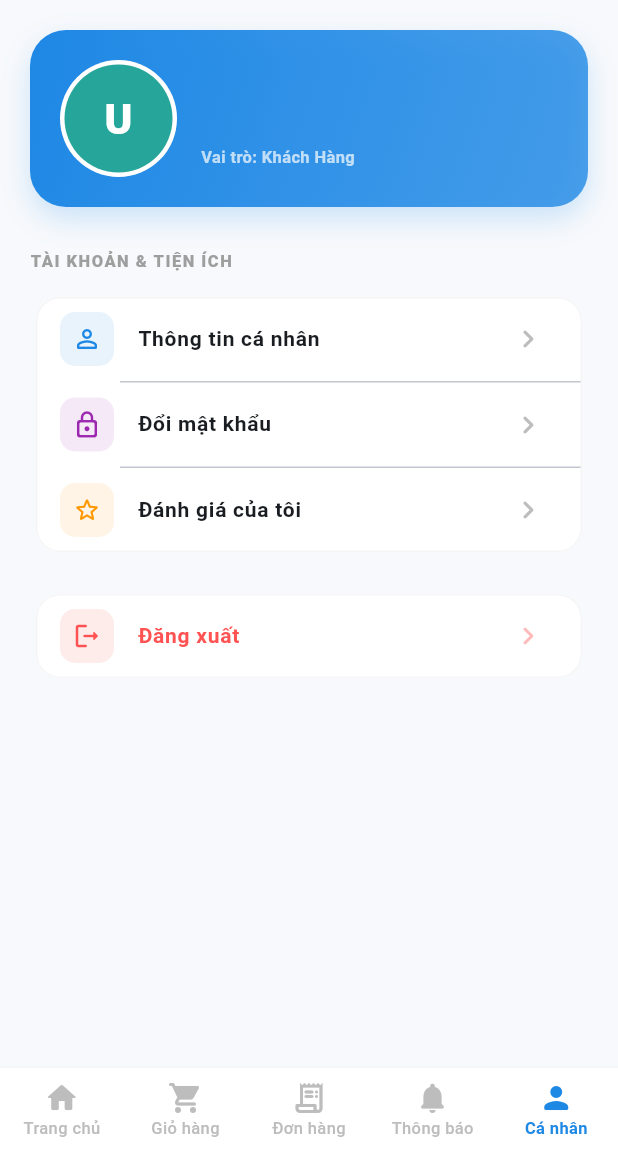
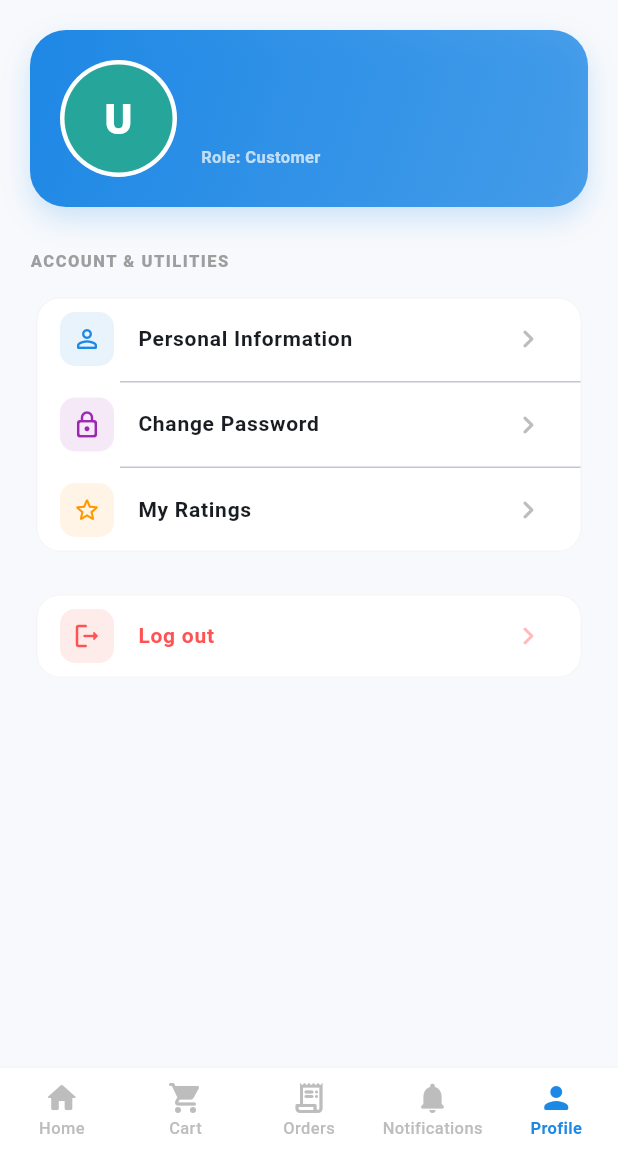
Before and after one commit to Lamprro/Sapo_Clone, a Flutter app: the CustomerShell screen opened directly, item 5 of the bottom bar chosen, on a phone screen of 412 x 824 dp, the part 84-1236 px from its top. Run offline on Flutter 3.47's test engine with Material 3 defaults, Android fonts, the phone set to English and light mode, and no system bars; our stand-ins replace dio; missing offline and left inert: mobile_scanner, stomp_dart_client; accounts and stored records are empty; network calls fail.

Commit message:
fix (): notification

```diff
--- a/lib/Ui/Screens/customer/customer_home_screen.dart
+++ b/lib/Ui/Screens/customer/customer_home_screen.dart
@@ -127,7 +127,7 @@ class _CustomerHomeScreenState extends State<CustomerHomeScreen> {
                     controller: _searchCtrl,
                     style: const TextStyle(fontSize: 14, fontWeight: FontWeight.w500),
                     decoration: InputDecoration(
-                      hintText: 'Tìm kiếm sản phẩm...',
+                      hintText: 'Search products...',
                       hintStyle: TextStyle(color: Colors.grey[400]),
                       prefixIcon: Icon(Icons.search_rounded, color: theme.colorScheme.primary),
                       border: InputBorder.none,
--- a/lib/Ui/Screens/customer/customer_shell.dart
+++ b/lib/Ui/Screens/customer/customer_shell.dart
@@ -51,19 +51,19 @@ class CustomerShellState extends State<CustomerShell> {
           final shouldExit = await showDialog<bool>(
             context: context,
             builder: (context) => AlertDialog(
-              title: const Text('Thoát ứng dụng'),
-              content: const Text('Bạn có chắc chắn muốn thoát khỏi ứng dụng?'),
+              title: const Text('Exit Application'),
+              content: const Text('Are you sure you want to exit the application?'),
               actions: [
                 TextButton(
                   onPressed: () => Navigator.pop(context, false),
-                  child: const Text('Hủy'),
+                  child: const Text('Cancel'),
                 ),
                 ElevatedButton(
                   onPressed: () => Navigator.pop(context, true),
                   style: ElevatedButton.styleFrom(
                     backgroundColor: Colors.redAccent,
                   ),
-                  child: const Text('Thoát'),
+                  child: const Text('Exit'),
                 ),
               ],
             ),
@@ -114,27 +114,27 @@ class CustomerShellState extends State<CustomerShell> {
               BottomNavigationBarItem(
                 icon: Icon(Icons.home_rounded),
                 activeIcon: Icon(Icons.home_rounded),
-                label: 'Trang chủ',
+                label: 'Home',
               ),
               BottomNavigationBarItem(
                 icon: Icon(Icons.shopping_cart_rounded),
                 activeIcon: Icon(Icons.shopping_cart_rounded),
-                label: 'Giỏ hàng',
+                label: 'Cart',
               ),
               BottomNavigationBarItem(
                 icon: Icon(Icons.receipt_long_rounded),
                 activeIcon: Icon(Icons.receipt_long_rounded),
-                label: 'Đơn hàng',
+                label: 'Orders',
               ),
               BottomNavigationBarItem(
                 icon: Icon(Icons.notifications_rounded),
                 activeIcon: Icon(Icons.notifications_rounded),
-                label: 'Thông báo',
+                label: 'Notifications',
               ),
               BottomNavigationBarItem(
                 icon: Icon(Icons.person_rounded),
                 activeIcon: Icon(Icons.person_rounded),
-                label: 'Cá nhân',
+                label: 'Profile',
               ),
             ],
           ),
@@ -199,7 +199,7 @@ class _CustomerProfileMenu extends StatelessWidget {
                   crossAxisAlignment: CrossAxisAlignment.start,
                   children: [
                     Text(
-                      user?.fullName ?? 'Khách Hàng',
+                      user?.fullName ?? 'Customer',
                       style: const TextStyle(
                         fontSize: 18,
                         fontWeight: FontWeight.bold,
@@ -208,7 +208,7 @@ class _CustomerProfileMenu extends StatelessWidget {
                     ),
                     const SizedBox(height: 4),
                     Text(
-                      user?.email ?? 'Chưa cập nhật email',
+                      user?.email ?? 'Email not updated',
                       style: TextStyle(
                         fontSize: 13,
                         color: Colors.white.withOpacity(0.85),
@@ -216,7 +216,7 @@ class _CustomerProfileMenu extends StatelessWidget {
                     ),
                     const SizedBox(height: 2),
                     Text(
-                      'Vai trò: Khách Hàng',
+                      'Role: Customer',
                       style: TextStyle(
                         fontSize: 11,
                         color: Colors.white.withOpacity(0.7),
@@ -233,7 +233,7 @@ class _CustomerProfileMenu extends StatelessWidget {
 
         // Grouped Settings Menu
         Text(
-          'TÀI KHOẢN & TIỆN ÍCH',
+          'ACCOUNT & UTILITIES',
           style: TextStyle(
             fontSize: 11,
             fontWeight: FontWeight.w900,
@@ -257,7 +257,7 @@ class _CustomerProfileMenu extends StatelessWidget {
                   decoration: BoxDecoration(color: theme.colorScheme.primary.withOpacity(0.1), borderRadius: BorderRadius.circular(10)),
                   child: Icon(Icons.person_outline_rounded, color: theme.colorScheme.primary, size: 20),
                 ),
-                title: const Text('Thông tin cá nhân', style: TextStyle(fontWeight: FontWeight.bold, fontSize: 14)),
+                title: const Text('Personal Information', style: TextStyle(fontWeight: FontWeight.bold, fontSize: 14)),
                 trailing: Icon(Icons.chevron_right_rounded, color: Colors.grey[400]),
                 onTap: () => Navigator.push(context, MaterialPageRoute(builder: (_) => const ProfileScreen())),
               ),
@@ -268,7 +268,7 @@ class _CustomerProfileMenu extends StatelessWidget {
                   decoration: BoxDecoration(color: Colors.purple.withOpacity(0.1), borderRadius: BorderRadius.circular(10)),
                   child: const Icon(Icons.lock_outline_rounded, color: Colors.purple, size: 20),
                 ),
-                title: const Text('Đổi mật khẩu', style: TextStyle(fontWeight: FontWeight.bold, fontSize: 14)),
+                title: const Text('Change Password', style: TextStyle(fontWeight: FontWeight.bold, fontSize: 14)),
                 trailing: Icon(Icons.chevron_right_rounded, color: Colors.grey[400]),
                 onTap: () => Navigator.push(context, MaterialPageRoute(builder: (_) => const ChangePasswordScreen())),
               ),
@@ -279,7 +279,7 @@ class _CustomerProfileMenu extends StatelessWidget {
                   decoration: BoxDecoration(color: Colors.orange.withOpacity(0.1), borderRadius: BorderRadius.circular(10)),
                   child: const Icon(Icons.star_outline_rounded, color: Colors.orange, size: 20),
                 ),
-                title: const Text('Đánh giá của tôi', style: TextStyle(fontWeight: FontWeight.bold, fontSize: 14)),
+                title: const Text('My Ratings', style: TextStyle(fontWeight: FontWeight.bold, fontSize: 14)),
                 trailing: Icon(Icons.chevron_right_rounded, color: Colors.grey[400]),
                 onTap: () => Navigator.push(context, MaterialPageRoute(builder: (_) => const MyRatingsScreen())),
               ),
@@ -301,7 +301,7 @@ class _CustomerProfileMenu extends StatelessWidget {
               decoration: BoxDecoration(color: Colors.red.withOpacity(0.1), borderRadius: BorderRadius.circular(10)),
               child: const Icon(Icons.logout_rounded, color: Colors.redAccent, size: 20),
             ),
-            title: const Text('Đăng xuất', style: TextStyle(fontWeight: FontWeight.bold, color: Colors.redAccent, fontSize: 14)),
+            title: const Text('Log out', style: TextStyle(fontWeight: FontWeight.bold, color: Colors.redAccent, fontSize: 14)),
             trailing: Icon(Icons.chevron_right_rounded, color: Colors.redAccent.withOpacity(0.4)),
             onTap: () => context.read<AuthProvider>().logout(),
           ),
--- a/lib/Ui/Screens/login_screen.dart
+++ b/lib/Ui/Screens/login_screen.dart
@@ -444,7 +444,7 @@ class _LoginScreenState extends State<LoginScreen> {
                     ),
                     const SizedBox(height: 6),
                     Text(
-                      'Chào mừng bạn quay trở lại!',
+                      'Welcome back!',
                       textAlign: TextAlign.center,
                       style: theme.textTheme.bodyMedium?.copyWith(
                         color: Colors.grey[600],
@@ -465,7 +465,7 @@ class _LoginScreenState extends State<LoginScreen> {
                           crossAxisAlignment: CrossAxisAlignment.stretch,
                           children: [
                             Text(
-                              'Đăng nhập tài khoản khách hàng',
+                              'Customer Login',
                               style: theme.textTheme.titleMedium?.copyWith(
                                 fontWeight: FontWeight.bold,
                                 color: Colors.grey[800],
@@ -477,14 +477,14 @@ class _LoginScreenState extends State<LoginScreen> {
                             const SizedBox(height: 12),
                             CustomTextField(
                               controller: _usernameCtrl,
-                              label: 'Tên tài khoản',
+                              label: 'Username',
                               prefixIcon: Icons.person_outline,
                               validator: (v) =>
-                                  (v == null || v.trim().isEmpty) ? 'Vui lòng nhập tên tài khoản' : null,
+                                  (v == null || v.trim().isEmpty) ? 'Please enter your username' : null,
                             ),
                             CustomTextField(
                               controller: _passwordCtrl,
-                              label: 'Mật khẩu',
+                              label: 'Password',
                               prefixIcon: Icons.lock_outline,
                               obscureText: _obscurePassword,
                               suffixIcon: IconButton(
@@ -496,7 +496,7 @@ class _LoginScreenState extends State<LoginScreen> {
                                 onPressed: () => setState(() => _obscurePassword = !_obscurePassword),
                               ),
                               validator: (v) =>
-                                  (v == null || v.isEmpty) ? 'Vui lòng nhập mật khẩu' : null,
+                                  (v == null || v.isEmpty) ? 'Please enter your password' : null,
                             ),
                             Align(
                               alignment: Alignment.centerRight,
@@ -507,7 +507,7 @@ class _LoginScreenState extends State<LoginScreen> {
                                   tapTargetSize: MaterialTapTargetSize.shrinkWrap,
                                 ),
                                 child: Text(
-                                  'Quên mật khẩu?',
+                                  'Forgot password?',
                                   style: TextStyle(
                                     color: theme.colorScheme.primary,
                                     fontWeight: FontWeight.bold,
@@ -540,7 +540,7 @@ class _LoginScreenState extends State<LoginScreen> {
                               const SizedBox(height: 16),
                             ],
                             CustomButton(
-                              label: 'Đăng Nhập',
+                              label: 'Login',
                               onPressed: _handleLogin,
                               isLoading: auth.isLoading,
                               icon: Icons.login_rounded,
@@ -554,7 +554,7 @@ class _LoginScreenState extends State<LoginScreen> {
                       Row(
                         mainAxisAlignment: MainAxisAlignment.center,
                         children: [
-                          Text("Bạn chưa có tài khoản? ", style: TextStyle(color: Colors.grey[600], fontWeight: FontWeight.w500)),
+                          Text("Don't have an account? ", style: TextStyle(color: Colors.grey[600], fontWeight: FontWeight.w500)),
                           TextButton(
                             onPressed: () {
                               auth.clearError();
@@ -565,7 +565,7 @@ class _LoginScreenState extends State<LoginScreen> {
                               tapTargetSize: MaterialTapTargetSize.shrinkWrap,
                             ),
                             child: Text(
-                              'Đăng ký ngay',
+                              'Register now',
                               style: TextStyle(
                                 color: theme.colorScheme.primary,
                                 fontWeight: FontWeight.bold,
@@ -603,7 +603,7 @@ class _LoginScreenState extends State<LoginScreen> {
             ),
             const SizedBox(width: 12),
             Text(
-              'Đang tải danh sách công ty...',
+              'Loading companies...',
               style: TextStyle(color: Colors.grey[600], fontSize: 14),
             )
           ],
@@ -637,7 +637,7 @@ class _LoginScreenState extends State<LoginScreen> {
                 });
                 _loadCompanies();
               },
-              child: const Text('Thử lại'),
+              child: const Text('Retry'),
             )
           ],
         ),
@@ -668,7 +668,7 @@ class _LoginScreenState extends State<LoginScreen> {
               const SizedBox(width: 12),
               Expanded(
                 child: _selectedCompany != null
-                    ? Column(
+                     ? Column(
                         crossAxisAlignment: CrossAxisAlignment.start,
                         children: [
                           Text(
@@ -689,7 +689,7 @@ class _LoginScreenState extends State<LoginScreen> {
                         ],
                       )
                     : Text(
-                        'Chọn công ty / cửa hàng',
+                        'Select company / store',
                         style: TextStyle(color: Colors.grey[600], fontSize: 14),
                       ),
               ),
--- a/lib/Ui/Widgets/notification_badge.dart
+++ b/lib/Ui/Widgets/notification_badge.dart
@@ -26,25 +26,33 @@ class NotificationBadge extends StatelessWidget {
                 scale: 1.0,
                 duration: const Duration(milliseconds: 300),
                 child: Container(
-                  padding: const EdgeInsets.all(4),
-                  decoration: const BoxDecoration(
-                    shape: BoxShape.circle,
-                    gradient: LinearGradient(
+                  padding: const EdgeInsets.symmetric(horizontal: 4, vertical: 2),
+                  constraints: const BoxConstraints(
+                    minWidth: 16,
+                    minHeight: 16,
+                  ),
+                  decoration: BoxDecoration(
+                    borderRadius: BorderRadius.circular(10),
+                    gradient: const LinearGradient(
                       colors: [Colors.teal, Colors.cyan],
                     ),
-                    boxShadow: [
+                    boxShadow: const [
                       BoxShadow(
                         color: Colors.black26,
                         blurRadius: 4,
                       )
                     ],
                   ),
-                  child: Text(
-                    count > 99 ? '99+' : count.toString(),
-                    style: const TextStyle(
-                      color: Colors.white,
-                      fontSize: 10,
-                      fontWeight: FontWeight.bold,
+                  child: Center(
+                    widthFactor: 1,
+                    heightFactor: 1,
+                    child: Text(
+                      count > 99 ? '99+' : count.toString(),
+                      style: const TextStyle(
+                        color: Colors.white,
+                        fontSize: 9,
+                        fontWeight: FontWeight.bold,
+                      ),
                     ),
                   ),
                 ),
--- a/lib/Ui/Widgets/product_item_card.dart
+++ b/lib/Ui/Widgets/product_item_card.dart
@@ -80,7 +80,7 @@ class ProductItemCard extends StatelessWidget {
                             borderRadius: BorderRadius.circular(8),
                           ),
                           child: const Text(
-                            'Hết Hàng',
+                            'Out of Stock',
                             style: TextStyle(color: Colors.white, fontWeight: FontWeight.bold, fontSize: 11),
                           ),
                         ),
@@ -95,7 +95,7 @@ class ProductItemCard extends StatelessWidget {
                             borderRadius: BorderRadius.circular(8),
                           ),
                           child: const Text(
-                            'Không Cửa Hàng',
+                            'No Store Assigned',
                             style: TextStyle(color: Colors.white, fontWeight: FontWeight.bold, fontSize: 11),
                           ),
                         ),
```
Also changed, not shown: lib/Ui/Screens/customer/my_orders_screen.dart (+55 -5 lines), lib/Ui/Screens/notification_screen.dart (+20 -15 lines).
